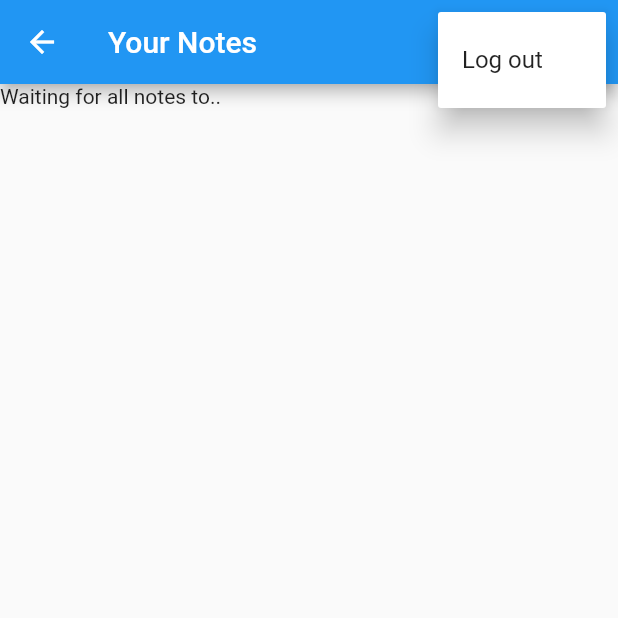
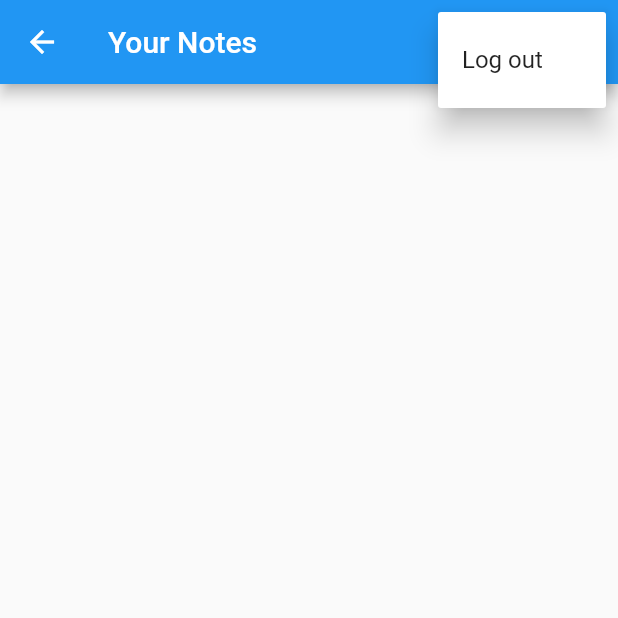
Before and after one commit to Dtsiantaris/mynotesFlutter, a Flutter app: the NotesView screen opened by its route, after a tap on the "more vert" icon, on a phone screen of 412 x 824 dp, the top half of it. Run offline on Flutter 3.47's test engine with Material 2 defaults, Android fonts, the phone set to English and light mode, and no system bars; our stand-ins replace firebase_auth, firebase_core, sqflite; accounts and stored records are empty.

Commit message:
step-15. Displaying Notes

```diff
--- a/lib/services/crud/notes_service.dart
+++ b/lib/services/crud/notes_service.dart
@@ -13,11 +13,16 @@ class NoteService {
 
   //TODO: //Hack to create a singleton. Maybe google for a better way
   static final NoteService _shared = NoteService._sharedInstance();
-  NoteService._sharedInstance();
+  NoteService._sharedInstance() {
+    _notesStreamController = StreamController<List<DatabaseNote>>.broadcast(
+      onListen: () {
+        _notesStreamController.sink.add(_notes);
+      },
+    );
+  }
   factory NoteService() => _shared;
 
-  final _notesStreamController =
-      StreamController<List<DatabaseNote>>.broadcast();
+  late final StreamController<List<DatabaseNote>> _notesStreamController;
 
   Stream<List<DatabaseNote>> get allNotes => _notesStreamController.stream;
 
--- a/lib/views/notes/notes_view.dart
+++ b/lib/views/notes/notes_view.dart
@@ -69,7 +69,25 @@ class _NotesViewState extends State<NotesView> {
                   switch (snapshot.connectionState) {
                     case ConnectionState.waiting:
                     case ConnectionState.active:
-                      return const Text('Waiting for all notes to..');
+                      if (snapshot.hasData) {
+                        final allNotes = snapshot.data as List<DatabaseNote>;
+                        return ListView.builder(
+                          itemCount: allNotes.length,
+                          itemBuilder: (context, index) {
+                            final note = allNotes[index];
+                            return ListTile(
+                              title: Text(
+                                note.text,
+                                maxLines: 1,
+                                softWrap: true,
+                                overflow: TextOverflow.ellipsis,
+                              ),
+                            );
+                          },
+                        );
+                      } else {
+                        return const CircularProgressIndicator();
+                      }
                     default:
                       return const CircularProgressIndicator();
                   }
```
